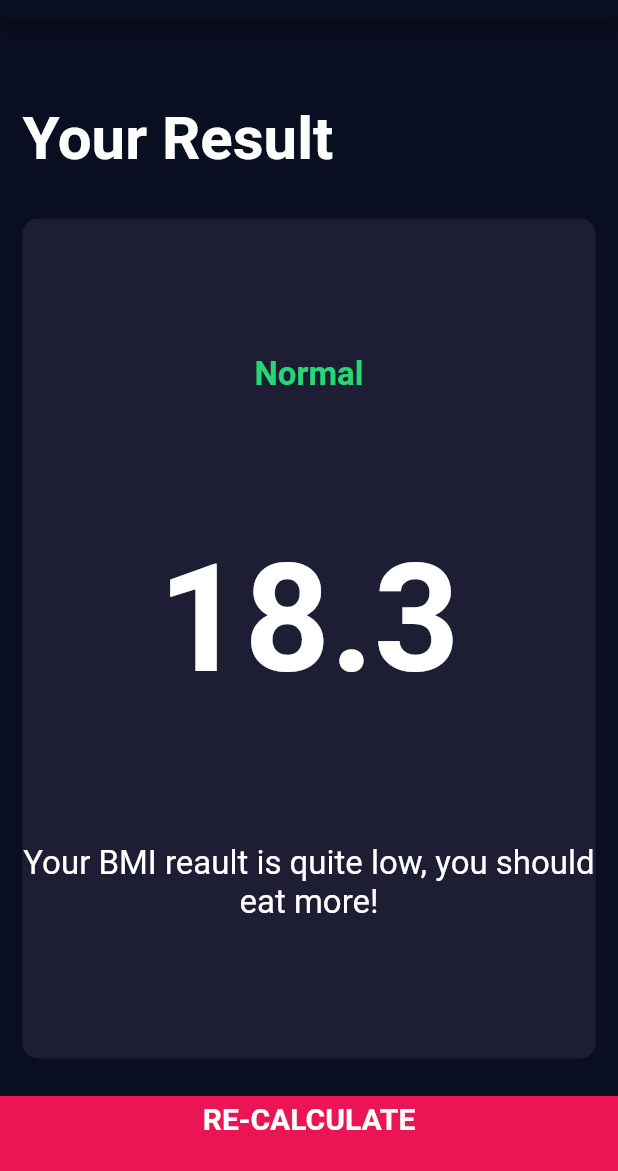
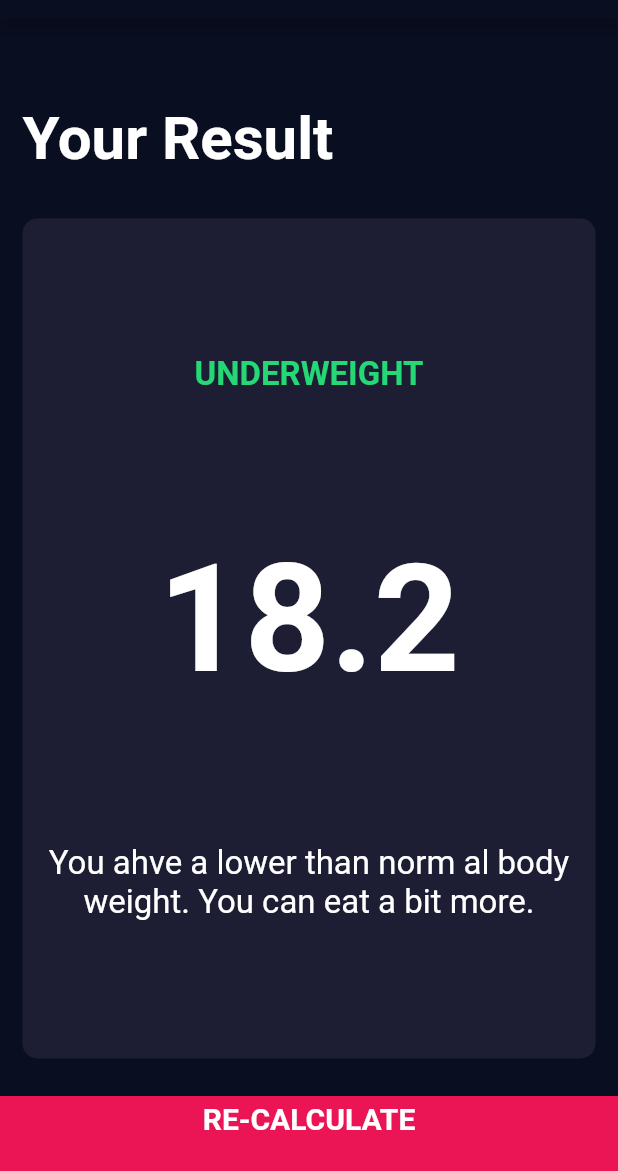
Before and after one commit to yaostyle/flutter_bmi_calculator, a Flutter app: the screen it shows after launch, after a tap on "CALCULATE", on a phone screen of 412 x 824 dp, the part 65-1236 px from its top. Run offline on Flutter 3.47's test engine with Material 2 defaults, Android fonts, the phone set to English and light mode, and no system bars; our stand-ins replace font_awesome_flutter.

Commit message:
Added calculator brain

```diff
--- /dev/null
+++ b/lib/calculator_brain.dart
@@ -0,0 +1,35 @@
+import 'dart:math';
+
+class CalculatorBrain {
+  CalculatorBrain({this.height, this.weight});
+
+  final int height;
+  final int weight;
+
+  double _bmi;
+
+  String calculateBMI() {
+    _bmi = weight / pow(height / 100, 2);
+    return _bmi.toStringAsFixed(1);
+  }
+
+  String getResult() {
+    if (_bmi >= 25) {
+      return 'Overweight';
+    } else if (_bmi > 18.5) {
+      return 'Normal';
+    } else {
+      return 'Underweight';
+    }
+  }
+
+  String getInterpretation() {
+    if (_bmi >= 25) {
+      return 'You ahve a higher than normal body weight. Try to exercise more.';
+    } else if (_bmi > 18.5) {
+      return 'You have a normal weight. Good job!';
+    } else {
+      return 'You ahve a lower than norm al body weight. You can eat a bit more.';
+    }
+  }
+}
--- a/lib/screens/input_page.dart
+++ b/lib/screens/input_page.dart
@@ -6,6 +6,7 @@ import '../components/reusable_card.dart';
 import '../constants.dart';
 import '../components/bottom_button.dart';
 import '../components/round_icon_button.dart';
+import 'package:flutter_bmi_calculator/calculator_brain.dart';
 
 enum Gender { male, female }
 
@@ -187,8 +188,17 @@ class _InputPageState extends State<InputPage> {
           BottomButton(
             buttonTitle: 'CALCULATE',
             onTap: () {
-              Navigator.push(context,
-                  MaterialPageRoute(builder: (context) => ResultsPage()));
+              CalculatorBrain calc =
+                  CalculatorBrain(height: height, weight: weight);
+
+              Navigator.push(
+                  context,
+                  MaterialPageRoute(
+                      builder: (context) => ResultsPage(
+                            bmiResult: calc.calculateBMI(),
+                            resultText: calc.getResult(),
+                            interpretation: calc.getInterpretation(),
+                          )));
             },
           ),
         ],
--- a/lib/screens/results_page.dart
+++ b/lib/screens/results_page.dart
@@ -4,6 +4,15 @@ import '../components/reusable_card.dart';
 import '../components/bottom_button.dart';
 
 class ResultsPage extends StatelessWidget {
+  ResultsPage(
+      {@required this.bmiResult,
+      @required this.resultText,
+      @required this.interpretation});
+
+  final String bmiResult;
+  final String resultText;
+  final String interpretation;
+
   @override
   Widget build(BuildContext context) {
     return Scaffold(
@@ -29,9 +38,9 @@ class ResultsPage extends StatelessWidget {
                 mainAxisAlignment: MainAxisAlignment.spaceEvenly,
                 crossAxisAlignment: CrossAxisAlignment.center,
                 children: <Widget>[
-                  Text('Normal', style: kResultTextStyle),
-                  Text('18.3', style: kBMITextStyle),
-                  Text('Your BMI reault is quite low, you should eat more!',
+                  Text(resultText.toUpperCase(), style: kResultTextStyle),
+                  Text(bmiResult, style: kBMITextStyle),
+                  Text(interpretation,
                       textAlign: TextAlign.center, style: kBodyTextStyle)
                 ],
               ),
```
